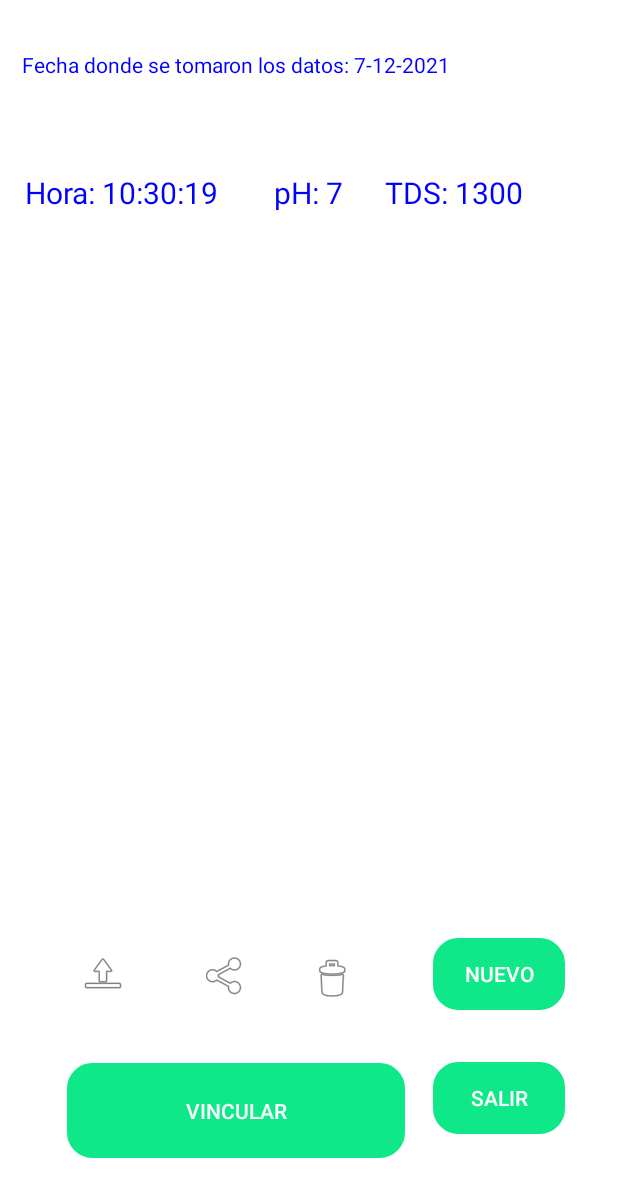
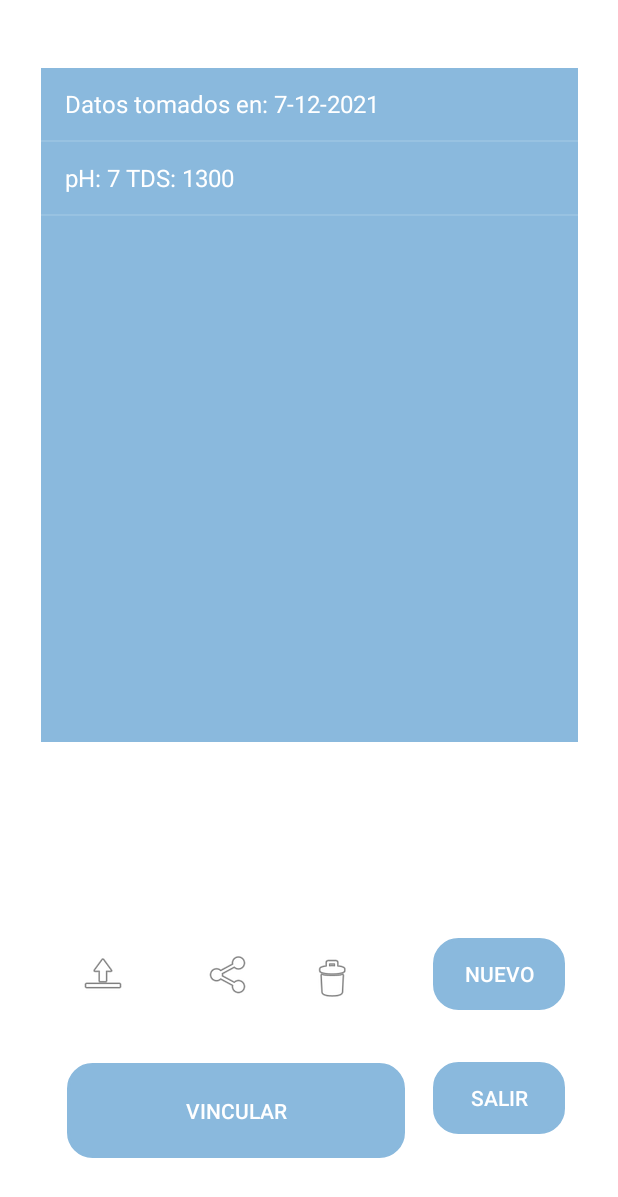
Before and after one commit to andresxvalencia/SmartGreen, an Android app: the mostrarDatos screen opened directly, with no data from a screen before it, after a tap on "NUEVO", on a phone screen of 412 x 824 dp. Shown: the top 1197 px of the screen. Run offline under Robolectric (Android 15) with nearby library versions, the phone set to English and light mode, and no system bars; our stand-ins replace Firebase (no records; nobody signed in at launch, a user with empty details on screens opened directly).

Commit message:
Multiples Cambios

```diff
--- a/app/src/main/java/com/ingeco/smartgreen/mostrarDatos.kt
+++ b/app/src/main/java/com/ingeco/smartgreen/mostrarDatos.kt
@@ -1,38 +1,30 @@
 package com.ingeco.smartgreen
 
-import android.Manifest
 import android.bluetooth.BluetoothAdapter
 import android.bluetooth.BluetoothDevice
 import android.bluetooth.BluetoothServerSocket
 import android.bluetooth.BluetoothSocket
-import android.content.Intent
 import android.graphics.Color
 import android.os.Bundle
 import android.os.Handler
-import android.util.Log
-import android.widget.Button
-import android.widget.TextView
+import android.os.Message
+import android.widget.*
 import androidx.appcompat.app.AppCompatActivity
-import com.google.android.gms.common.util.Strings
 import com.google.firebase.auth.FirebaseAuth
-import com.google.firebase.database.DatabaseReference
 import com.google.firebase.database.ktx.database
 import com.google.firebase.ktx.Firebase
-import org.json.JSONArray
+import java.text.DateFormat.*
+import java.util.*
+import java.util.UUID.randomUUID
+
+import android.widget.AdapterView.OnItemClickListener
+import android.widget.TextView
+import android.widget.Toast
 import java.io.IOException
 import java.io.InputStream
-import java.text.DateFormat
-import java.text.DateFormat.*
-import java.text.SimpleDateFormat
-import java.util.*
-import java.util.UUID.randomUUID
-import org.json.JSONObject
-import org.json.JSONException
-import java.lang.reflect.Array.get
-
-
-
-
+import java.io.OutputStream
+import java.lang.StringBuilder
+import android.system.Os.socket
 
 
 
@@ -49,6 +41,7 @@ class mostrarDatos : AppCompatActivity() {
         btnCerrarSesion = findViewById(R.id.btnCerrarSesion)
         btnNuevoValor = findViewById(R.id.btnNuevoValor)
         btnVincular = findViewById(R.id.btnVincular)
+
 
         setup()
         visualizarDatos()
@@ -123,19 +116,20 @@ class mostrarDatos : AppCompatActivity() {
             val database = Firebase.database
             val dateValue = database.getReference(setDate)
 
-            data class Data( val TDS: String? = null, val pH: String?) {
+            data class Data( val data: String? ) {
                 // Null default values create a no-argument default constructor, which is needed
                 // for deserialization from a DataSnapshot.
             }
 
-            val TDS: String = "1300"
-            val pH: String = "7"
+            val data: String = "pH: 7 TDS: 1300"
 
-            var Texto : String = "Hora: " + time + "        pH: " + pH + "      TDS: " + TDS
+            var Texto : String = data
 
-            val newData = Data(TDS,pH)
+            val newData = Data(data)
 
             dateValue.setValue(newData)
+
+            /**
 
             val TextDate = findViewById(R.id.Fecha) as TextView
             TextDate.setText("Fecha donde se tomaron los datos: " + date);
@@ -145,9 +139,27 @@ class mostrarDatos : AppCompatActivity() {
             TextData.setText(Texto);
             TextData.setTextColor(Color.BLUE);
             TextData.setTextSize(20F);
+            Texto = Texto + "\n"
+
+            */
+
+            val arrayAdapter: ArrayAdapter<*>
+            var list = arrayOf(
+                "Datos tomados en: " + date
+            )
+
+            list += Texto
 
 
-            Texto = Texto + "\n"
+            val listView = findViewById<ListView>(R.id.listDevices)
+            arrayAdapter = ArrayAdapter(
+                this,
+                android.R.layout.simple_list_item_1, list
+            )
+
+            listView.adapter = arrayAdapter
+
+
 
         }
 
@@ -156,28 +168,52 @@ class mostrarDatos : AppCompatActivity() {
     private fun recibirDatosBT(){
 
         btnVincular.setOnClickListener{
+
+
+            val arrayAdapter: ArrayAdapter<*>
+            var list = arrayOf(
+                "Dispositivos Vinculados"
+            )
+
             val bluetoothAdapter: BluetoothAdapter? = BluetoothAdapter.getDefaultAdapter()
             if (bluetoothAdapter == null) {
                 // Device doesn't support Bluetooth
             }
             val pairedDevices: Set<BluetoothDevice>? = bluetoothAdapter?.bondedDevices
             pairedDevices?.forEach { device ->
-                val deviceName = device.name
-                val deviceHardwareAddress = device.address // MAC address
+                var deviceName = device.name
+                var deviceHardwareAddress = device.address // MAC address
 
-                val name = findViewById(R.id.deviceName) as TextView
-                name.setText(deviceName);
-                name.setTextColor(Color.RED);
+                val labeltxt = deviceName + ": " + deviceHardwareAddress
 
-                val address = findViewById(R.id.deviceAddress) as TextView
-                address.setText(deviceHardwareAddress);
-                address.setTextColor(Color.RED);
+                list += labeltxt
+            }
 
-                val mmServerSocket: BluetoothServerSocket? by lazy(LazyThreadSafetyMode.NONE) {
-                    bluetoothAdapter?.listenUsingInsecureRfcommWithServiceRecord("BT", randomUUID ())
-                }
+            val listView = findViewById<ListView>(R.id.listDevices)
+            arrayAdapter = ArrayAdapter(
+                this,
+                android.R.layout.simple_list_item_1, list
+            )
 
-            }
+            listView.adapter = arrayAdapter
+
+            listView.setOnItemClickListener(OnItemClickListener { parent, view, position, id -> // selected item
+
+                val label = findViewById(R.id.device) as TextView
+
+                val selectedItemText = parent.getItemAtPosition(position)
+
+                label.setText("Dispositivo Seleccionado :\n $selectedItemText")
+
+                val info : String = label.getText().toString()
+
+                val l = info.length
+
+                val address : String = info.substring(l - 17);
+
+            })
+
+
         }
     }
 }
--- a/app/src/main/res/layout/activity_mostrar_datos.xml
+++ b/app/src/main/res/layout/activity_mostrar_datos.xml
@@ -12,7 +12,7 @@
         android:layout_width="wrap_content"
         android:layout_height="wrap_content"
         android:background="@drawable/button_rounded"
-        android:backgroundTint="#0ee889"
+        android:backgroundTint="#8AB9DD"
         android:text="NUEVO"
         app:layout_constraintBottom_toBottomOf="parent"
         app:layout_constraintEnd_toEndOf="parent"
@@ -26,7 +26,7 @@
         android:layout_width="225dp"
         android:layout_height="63dp"
         android:background="@drawable/button_rounded"
-        android:backgroundTint="#0ee889"
+        android:backgroundTint="#8AB9DD"
         android:text="VINCULAR"
         app:layout_constraintBottom_toBottomOf="parent"
         app:layout_constraintEnd_toEndOf="parent"
@@ -40,7 +40,7 @@
         android:layout_width="wrap_content"
         android:layout_height="wrap_content"
         android:background="@drawable/button_rounded"
-        android:backgroundTint="#0ee889"
+        android:backgroundTint="#8AB9DD"
         android:text="SALIR"
         app:layout_constraintBottom_toBottomOf="parent"
         app:layout_constraintEnd_toEndOf="parent"
@@ -66,8 +66,8 @@
 
     <ImageButton
         android:id="@+id/btnCompartir"
-        android:layout_width="26dp"
-        android:layout_height="47dp"
+        android:layout_width="48dp"
+        android:layout_height="48dp"
         android:background="@drawable/button_rounded2"
         app:layout_constraintBottom_toBottomOf="parent"
         app:layout_constraintEnd_toEndOf="parent"
@@ -103,28 +103,16 @@
         app:layout_constraintVertical_bias="0.043" />
 
     <TextView
-        android:id="@+id/deviceName"
-        android:layout_width="116dp"
-        android:layout_height="36dp"
-        android:text="TextView"
+        android:id="@+id/device"
+        android:layout_width="356dp"
+        android:layout_height="50dp"
+        android:textColor="#488DE3"
         app:layout_constraintBottom_toBottomOf="parent"
         app:layout_constraintEnd_toEndOf="parent"
-        app:layout_constraintHorizontal_bias="0.206"
+        app:layout_constraintHorizontal_bias="0.527"
         app:layout_constraintStart_toStartOf="parent"
         app:layout_constraintTop_toTopOf="parent"
-        app:layout_constraintVertical_bias="0.705" />
-
-    <TextView
-        android:id="@+id/deviceAddress"
-        android:layout_width="92dp"
-        android:layout_height="36dp"
-        android:text="TextView"
-        app:layout_constraintBottom_toBottomOf="parent"
-        app:layout_constraintEnd_toEndOf="parent"
-        app:layout_constraintHorizontal_bias="0.808"
-        app:layout_constraintStart_toStartOf="parent"
-        app:layout_constraintTop_toTopOf="parent"
-        app:layout_constraintVertical_bias="0.705" />
+        app:layout_constraintVertical_bias="0.719" />
 
     <TextView
         android:id="@+id/Datos"
@@ -138,4 +126,18 @@
         app:layout_constraintTop_toTopOf="parent"
         app:layout_constraintVertical_bias="0.271" />
 
+    <ListView
+        android:id="@+id/listDevices"
+        android:layout_width="358dp"
+        android:layout_height="449dp"
+        android:background="#4698EF"
+        android:backgroundTint="#8AB9DD"
+        android:contextClickable="true"
+        app:layout_constraintBottom_toBottomOf="parent"
+        app:layout_constraintEnd_toEndOf="parent"
+        app:layout_constraintStart_toStartOf="parent"
+        app:layout_constraintTop_toTopOf="parent"
+        app:layout_constraintVertical_bias="0.121" />
+        <!-- Defining where should text be placed. You set you text color here-->
+
 </androidx.constraintlayout.widget.ConstraintLayout>
--- a/app/src/main/res/values-night/themes.xml
+++ b/app/src/main/res/values-night/themes.xml
@@ -1,6 +1,6 @@
 <resources xmlns:tools="http://schemas.android.com/tools">
     <!-- Base application theme. -->
-    <style name="Theme.SmartGreen" parent="Theme.MaterialComponents.DayNight.DarkActionBar">
+    <style name="Theme.SmartGreen" parent="Theme.MaterialComponents.DayNight.NoActionBar">
         <!-- Primary brand color. -->
         <item name="colorPrimary">@color/purple_200</item>
         <item name="colorPrimaryVariant">@color/purple_700</item>
--- a/app/src/main/res/values/themes.xml
+++ b/app/src/main/res/values/themes.xml
@@ -1,6 +1,6 @@
 <resources xmlns:tools="http://schemas.android.com/tools">
     <!-- Base application theme. -->
-    <style name="Theme.SmartGreen" parent="Theme.MaterialComponents.DayNight.DarkActionBar">
+    <style name="Theme.SmartGreen" parent="Theme.MaterialComponents.DayNight.NoActionBar">
         <!-- Primary brand color. -->
         <item name="colorPrimary">@color/purple_500</item>
         <item name="colorPrimaryVariant">@color/purple_700</item>
```
Also changed, not shown: app/src/main/res/layout/activity_auth.xml (+8 -4 lines), app/src/main/res/drawable-v24/button_rounded.xml (line endings or trailing spaces).
